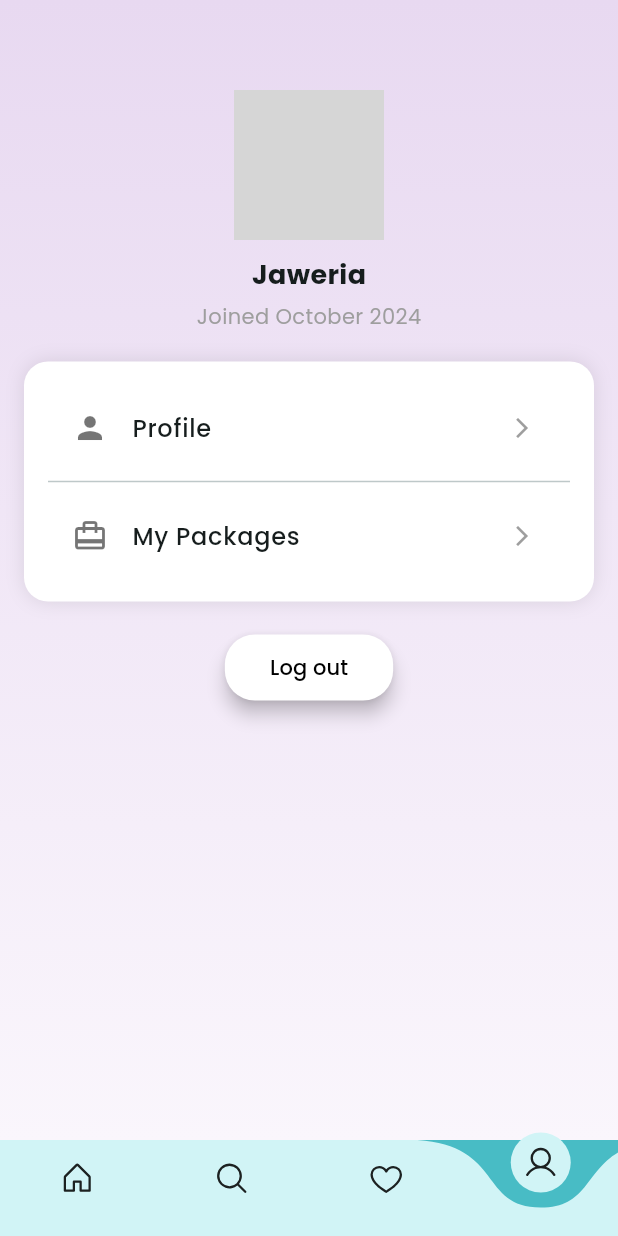
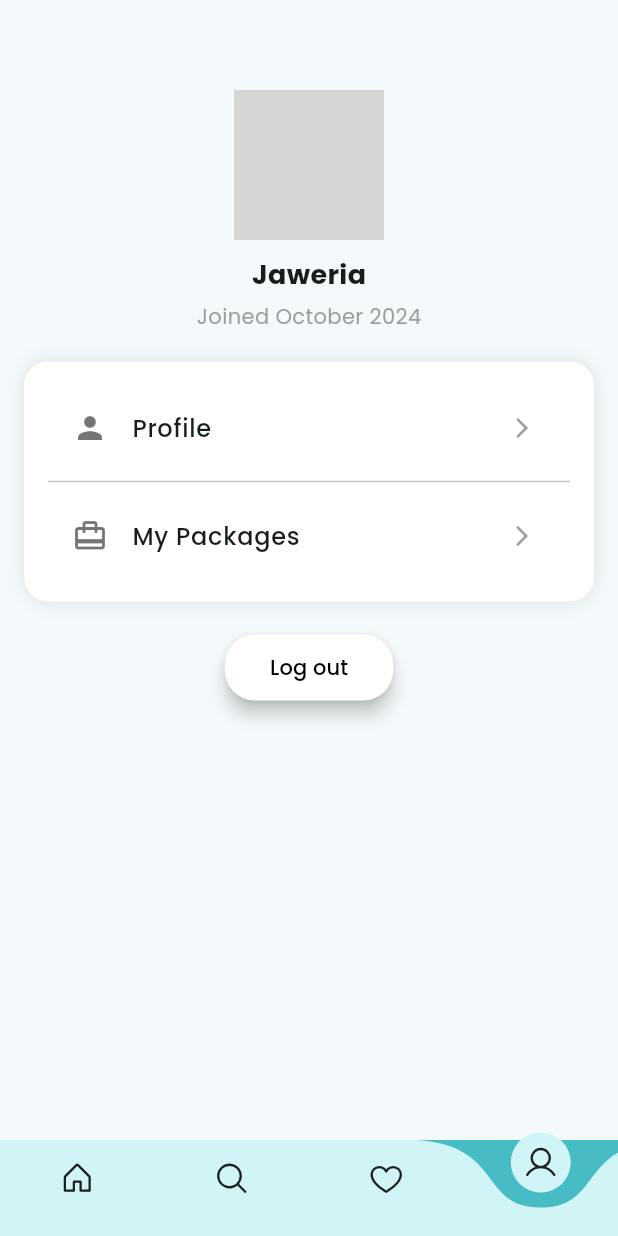
Before and after one commit to itsakhlaqahmed/travel_bee, a Flutter app: the screen it shows after launch, item 4 of the bottom bar chosen, on a phone screen of 412 x 824 dp. Run offline on Flutter 3.47's test engine with Material 3 defaults, Android fonts, the phone set to English and light mode, and no system bars; drawn by our look-alikes of curved_labeled_navigation_bar; our stand-ins replace cached_network_image, cloud_firestore, firebase_auth, firebase_core, flutter_rating_bar, flutter_riverpod and 2 more; missing offline and left inert: excel; accounts and stored records are empty; network calls fail; grey boxes are pictures that could not be loaded.

Commit message:
almost final

```diff
--- a/lib/pages/main_home.dart
+++ b/lib/pages/main_home.dart
@@ -1,10 +1,12 @@
 import 'package:flutter/material.dart';
+import 'package:travel_bee/models/package_model.dart';
 import 'package:travel_bee/pages/checkout_page.dart';
 import 'package:travel_bee/pages/home.dart';
 import 'package:travel_bee/pages/listing_page.dart';
 import 'package:curved_labeled_navigation_bar/curved_navigation_bar.dart';
 import 'package:curved_labeled_navigation_bar/curved_navigation_bar_item.dart';
 import 'package:phosphor_flutter/phosphor_flutter.dart';
+import 'package:travel_bee/pages/order_list.dart';
 import 'package:travel_bee/pages/package_details.dart';
 import 'package:travel_bee/pages/packages_page.dart';
 import 'package:travel_bee/pages/profile.dart';
@@ -58,6 +60,7 @@ class _MainHomeState extends State<MainHome> {
           PackagesPage(),
           // ReviewFormScreen()
           ProfilePage()
+          // OrderPage(),
           // PackageDetailsPage(
           //   duration: '4 Days',
           //   endDate: '20/02/2025',
--- a/lib/pages/profile.dart
+++ b/lib/pages/profile.dart
@@ -1,4 +1,5 @@
 import 'package:flutter/material.dart';
+import 'package:travel_bee/pages/order_list.dart';
 import 'package:travel_bee/services/auth_service.dart';
 
 class ProfilePage extends StatelessWidget {
@@ -9,11 +10,6 @@ class ProfilePage extends StatelessWidget {
     return Scaffold(
       body: Container(
         decoration: const BoxDecoration(
-          gradient: LinearGradient(
-            begin: Alignment.topCenter,
-            end: Alignment.bottomCenter,
-            colors: [Color(0xFFE8D9F1), Color(0xFFFAF6FC)], // Light gradient
-          ),
         ),
         child: Column(
           children: [
@@ -58,9 +54,12 @@ class ProfilePage extends StatelessWidget {
               ),
               child: Column(
                 children: [
-                  _buildOption(Icons.person, "Profile"),
+                  _buildOption(Icons.person, "Profile", () {}),
                   const Divider(),
-                  _buildOption(Icons.card_travel, "My Packages"),
+                  _buildOption(Icons.card_travel, "My Packages", () {
+                    Navigator.push(context,
+                        MaterialPageRoute(builder: (ctx) => OrderPage()));
+                  }),
                 ],
               ),
             ),
@@ -76,7 +75,8 @@ class ProfilePage extends StatelessWidget {
                 shape: RoundedRectangleBorder(
                   borderRadius: BorderRadius.circular(20),
                 ),
-                padding: const EdgeInsets.symmetric(horizontal: 30, vertical: 12),
+                padding:
+                    const EdgeInsets.symmetric(horizontal: 30, vertical: 12),
                 elevation: 5,
               ),
               child: const Text(
@@ -91,14 +91,13 @@ class ProfilePage extends StatelessWidget {
   }
 
   // Widget for Profile Options
-  Widget _buildOption(IconData icon, String label) {
+  Widget _buildOption(IconData icon, String label, Function() onClick) {
     return ListTile(
-      leading: Icon(icon, color: Colors.black54),
-      title: Text(label, style: const TextStyle(fontSize: 16, fontWeight: FontWeight.w500)),
-      trailing: const Icon(Icons.arrow_forward_ios, size: 16, color: Colors.grey),
-      onTap: () {
-        // Handle navigation
-      },
-    );
+        leading: Icon(icon, color: Colors.black54),
+        title: Text(label,
+            style: const TextStyle(fontSize: 16, fontWeight: FontWeight.w500)),
+        trailing:
+            const Icon(Icons.arrow_forward_ios, size: 16, color: Colors.grey),
+        onTap: onClick);
   }
 }
```
Also changed, not shown: lib/pages/order_list.dart (+44 -21 lines).
